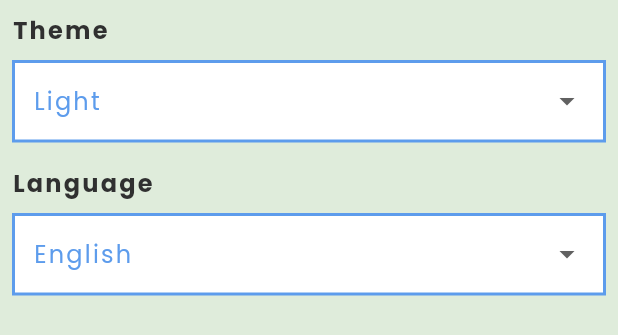
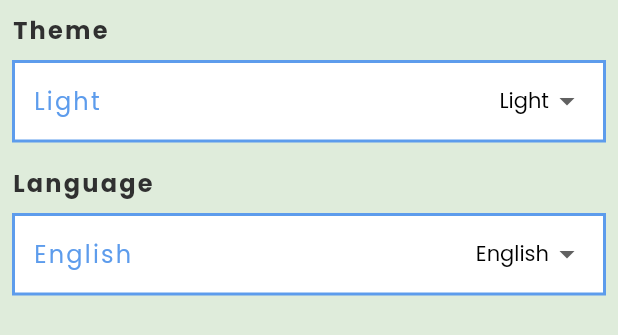
Before and after one commit to haredi/todo_app, a Flutter app: the SettingsTab widget shown alone on an empty page, opened directly, on a phone screen of 412 x 824 dp. Shown: the top 335 px of the screen. Run offline on Flutter 3.47's test engine with Material 3 defaults, Android fonts, the phone set to English and light mode, and no system bars; our stand-ins replace easy_date_timeline, flutter_slidable, flutter_svg, google_fonts; statements that could not run were skipped.

```diff
--- a/lib/presentation/screens/tabs/settings_tab/settings_tab.dart
+++ b/lib/presentation/screens/home/tabs/settings_tab/settings_tab.dart
@@ -42,11 +42,11 @@ underline: SizedBox.shrink(),
                   style: GoogleFonts.poppins(color: Colors.black, fontSize: 14,fontWeight: FontWeight.w400),
                   elevation: 0,
                   isExpanded: false,
+                  value: selectedTheme,
                   items: <String>['Light','Dark'].map((String value) {
-                    selectedTheme=value;
                     return DropdownMenuItem<String>(
-                      value: selectedTheme,
-                      child: Text(selectedTheme ??''),
+                      value: value,
+                      child: Text(value),
                     );
                   }).toList(),
                   onChanged: (newTheme) {
@@ -82,15 +82,15 @@ underline: SizedBox.shrink(),
                   color: Theme.of(context).primaryColor,
                 ),),
                 DropdownButton<String>(
-                  underline: SizedBox.shrink(),
+                  underline: SizedBox.shrink() ,
                   style: GoogleFonts.poppins(color: Colors.black, fontSize: 14,fontWeight: FontWeight.w400),
                   elevation: 0,
                   isExpanded: false,
+                  value: selectedLang,
                   items: <String>['Arabic','English'].map((String value) {
-                    selectedLang=value;
                     return DropdownMenuItem<String>(
-                      value: selectedLang,
-                      child: Text(selectedLang ??''),
+                      value: value,
+                      child: Text(value),
                     );
                   }).toList(),
                   onChanged: (newLang) {
```
Also changed, not shown: lib/presentation/auth/login/login_screen.dart (added, +109 -0 lines), assets/images/route_image.svg (added), lib/core/assets_manager.dart (added), lib/core/reusable_components/custom_text_form_field.dart (added), lib/core/strings_manager.dart (added), lib/presentation/auth/register/register_screen.dart (added), lib/presentation/screens/home/add_task_bottom_sheet/add_task_bottom_sheet.dart (added), lib/presentation/screens/home/home_screen.dart (renamed from lib/presentation/screens/home_screen.dart), lib/presentation/screens/home/tabs/tasks_tab/tasks_tab.dart (renamed from lib/presentation/screens/tabs/tasks_tab/tasks_tab.dart).
